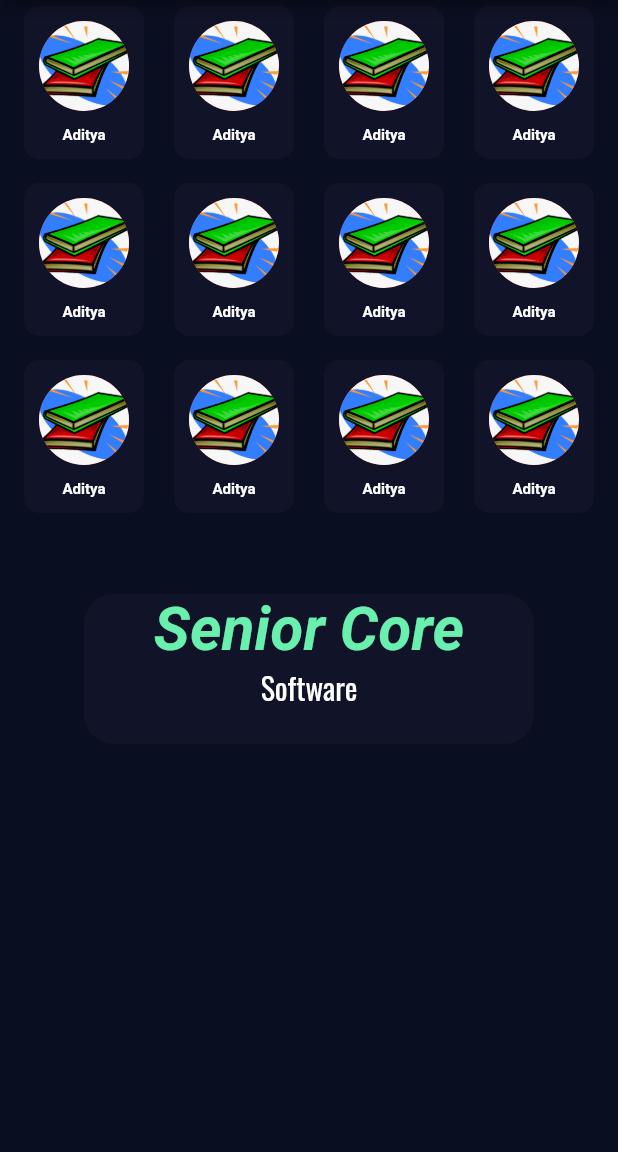
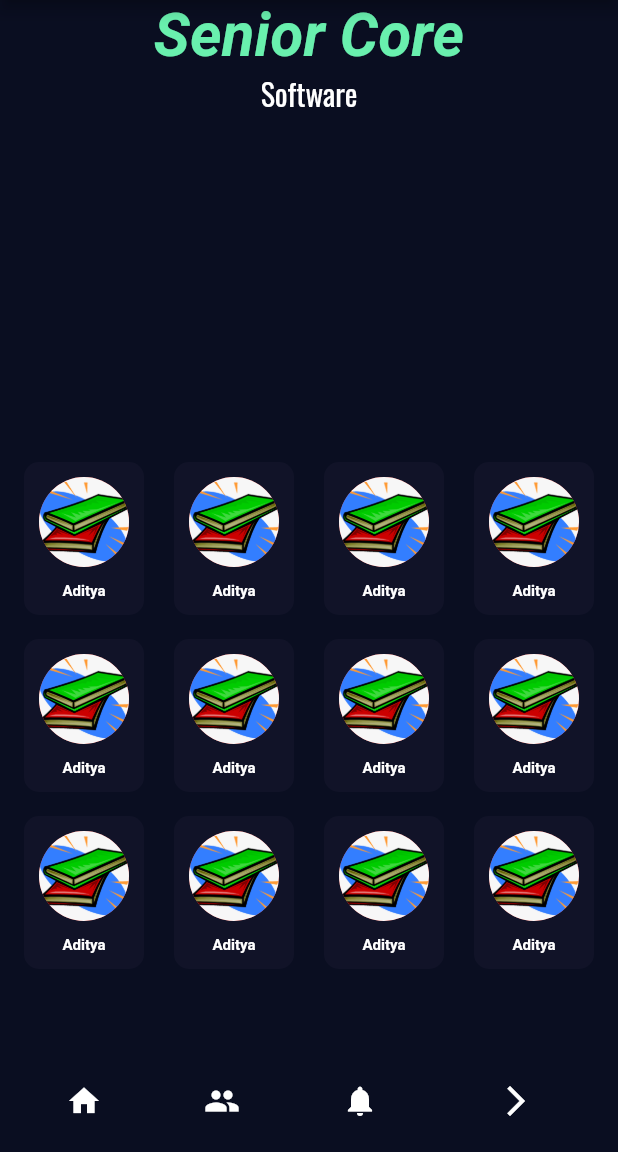
Before and after one commit to harshchef/ieee_ssit_1, a Flutter app: the screen it shows after launch, on a phone screen of 412 x 824 dp, the part 84-1236 px from its top. Run offline on Flutter 3.47's test engine with Material 2 defaults, Android fonts, the phone set to English and light mode, and no system bars; drawn by our look-alikes of animated_text_kit; our stand-ins replace google_fonts; Roboto replaces fonts that are missing (Merienda).

Commit message:
Made simple changes

```diff
--- a/lib/board.dart
+++ b/lib/board.dart
@@ -1,7 +1,8 @@
 import 'package:flutter/material.dart';
 import 'package:google_fonts/google_fonts.dart';
+import 'package:ieee_ssit/members.dart';
 import 'resuablecard.dart';
-import 'sr_care.dart';
+import 'sr_core.dart';
 
 class BoardMember extends StatefulWidget {
   @override
@@ -12,6 +13,7 @@ class _BoardMemberState extends State<BoardMember> {
   @override
   Widget build(BuildContext context) {
     return Column(
+      mainAxisAlignment: MainAxisAlignment.end,
       children: [
         Row(
           mainAxisAlignment: MainAxisAlignment.spaceEvenly,
@@ -85,7 +87,9 @@ class _BoardMemberState extends State<BoardMember> {
         SizedBox(
           height: 50,
         ),
+
       ],
     );
+
   }
 }
--- a/lib/home.dart
+++ b/lib/home.dart
@@ -1,7 +1,8 @@
 import 'package:flutter/material.dart';
 import 'package:google_fonts/google_fonts.dart';
+import 'members.dart';
 import 'resuablecard.dart';
-import 'sr_care.dart';
+import 'sr_core.dart';
 import 'board.dart';
 
 class Home extends StatefulWidget {
@@ -28,16 +29,34 @@ class _HomeState extends State<Home> {
         ),
       ),
       body: SafeArea(
+
         child: Column(
           children: [
-            BoardMember(),
-            Container(
-              height: 100,
-              width: 300,
-              child: SrCore(),
-            ),
-          ],
+            Expanded(
+              child: SrCore()),
+            Expanded(
+              flex: 4,
+              child: BoardMember()),
+            //SizedBox(height: 30.0,),
+            ],
         ),
+      ),
+      bottomNavigationBar: Padding(
+        padding: const EdgeInsets.all(10.0),
+        child: Row(
+          mainAxisAlignment: MainAxisAlignment.spaceAround,
+          children: [
+            Icon(Icons.home),
+            Icon(Icons.group),
+            Icon(Icons.notifications),
+            IconButton(
+                onPressed: () {
+                  Navigator.push(context, MaterialPageRoute(builder: (BuildContext context) => Member()),);
+                },
+                icon: Icon(
+                  Icons.arrow_forward_ios_outlined,
+                  color: Colors.white,),),
+          ],),
       ),
     );
   }
--- a/lib/main.dart
+++ b/lib/main.dart
@@ -1,5 +1,4 @@
 import 'package:flutter/material.dart';
-
 import 'home.dart';
 
 void main() {
@@ -10,8 +9,9 @@ class MyApp extends StatelessWidget {
   @override
   Widget build(BuildContext context) {
     return MaterialApp(
+      debugShowCheckedModeBanner: false,
       home: Home(),
-      theme: ThemeData(
+      theme: ThemeData.dark().copyWith(
         primaryColor: Color(0xFF1D1E33),
         scaffoldBackgroundColor: Color(0xFF0A0E21),
         accentColor: Colors.purple,
--- a/lib/sr_care.dart
+++ b/lib/sr_core.dart
@@ -42,7 +42,7 @@ class SrCore extends StatelessWidget {
         ],
       ),
       decoration: BoxDecoration(
-        color: Color(0xFF111328),
+        //color: Color(0xFF111328),
         borderRadius: BorderRadius.circular(20),
       ),
     );
```
Also changed, not shown: lib/listViewTile.dart (added, +12 -0 lines), lib/members.dart (added, +53 -0 lines), 1 other file.
